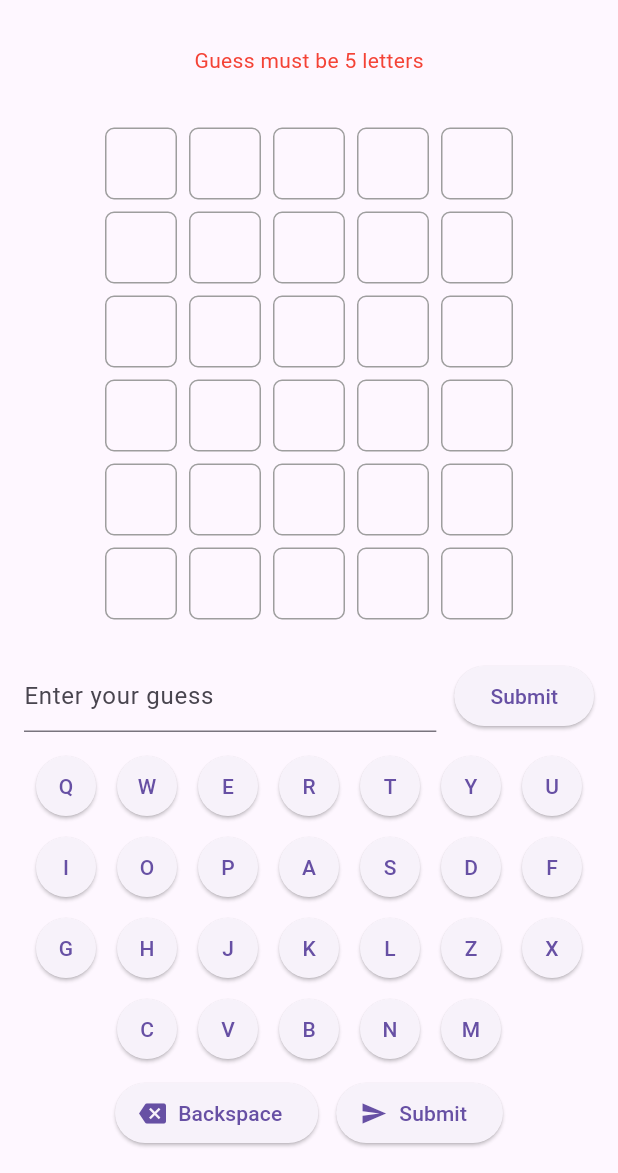
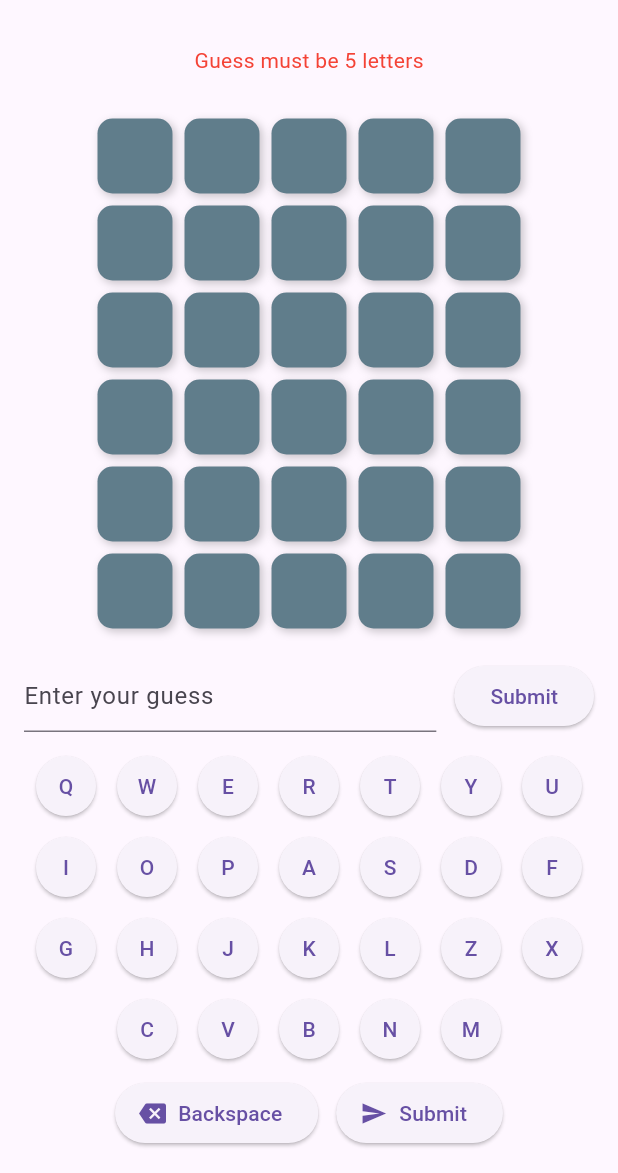
Before and after one commit to emtaylor1993/Wordle, a Flutter app: the PuzzleScreen screen opened by its route, after a tap on "Submit", on a phone screen of 412 x 824 dp, the part 63-1236 px from its top. Run offline on Flutter 3.47's test engine with Material 3 defaults, Android fonts, the phone set to English and light mode, and no system bars; our stand-ins replace flutter_dotenv, shared_preferences; accounts and stored records are empty; network calls fail.

Commit message:
+ Support for panel flipping.

```diff
--- a/wordle/lib/screens/puzzle_screen.dart
+++ b/wordle/lib/screens/puzzle_screen.dart
@@ -1,4 +1,5 @@
 import 'dart:convert';
+import 'dart:math';
 import 'dart:io' show Platform;
 import 'package:flutter/material.dart';
 import 'package:flutter_dotenv/flutter_dotenv.dart';
@@ -20,6 +21,7 @@ class _PuzzleScreenState extends State<PuzzleScreen> {
   bool _isSubmitting = false;
   bool _isSolved = false;
   bool _isFailed = false;
+  bool _isAnimating = false;
   String? _error;
 
 
@@ -85,6 +87,7 @@ class _PuzzleScreenState extends State<PuzzleScreen> {
 
     setState(() {
       _isSubmitting = true;
+      _isAnimating = true;
       _error = null;
     });
 
@@ -103,6 +106,8 @@ class _PuzzleScreenState extends State<PuzzleScreen> {
 
       if (res.statusCode == 200) {
         _guessController.clear();
+        await Future.delayed(const Duration(milliseconds: 50));
+        await Future.delayed(const Duration(milliseconds: 750));
         await _fetchPuzzle();
       } else {
         final errorMsg = jsonDecode(res.body)['error'];
@@ -111,7 +116,10 @@ class _PuzzleScreenState extends State<PuzzleScreen> {
     } catch (e) {
       setState(() => _error = "Network Error");
     } finally {
-      setState(() => _isSubmitting = false);
+      setState(() {
+        _isSubmitting = false;
+        _isAnimating = false;
+      });
     }
   }
 
@@ -201,21 +209,47 @@ class _PuzzleScreenState extends State<PuzzleScreen> {
                           color = Colors.blueGrey;
                       }
 
-                      return Container(
+                      return AnimatedSwitcher(
+                        duration: Duration(milliseconds: 300 + (i * 100)),
+                        transitionBuilder: (child, animation) {
+                          final rotateAnim = Tween(begin: pi, end: 0.0).animate(animation);
+                          return AnimatedBuilder(
+                            animation: rotateAnim,
+                            child: child,
+                            builder: (context, child) {
+                              final isUnderHalf = rotateAnim.value < pi / 2;
+                              return Transform(
+                                alignment: Alignment.center,
+                                transform: Matrix4.rotationX(rotateAnim.value),
+                                child: isUnderHalf ? child : const SizedBox.shrink(),
+                              );
+                            },
+                          );
+                        },
+                        child: Container(
+                          key: ValueKey("${entry['guess']}_${entry['feedback']?[i] ?? ''}_$i"), // Forces animation on change
+                          width: 50,
+                          height: 50,
                           margin: const EdgeInsets.all(4),
-                        width: 48,
-                        height: 48,
+                          decoration: BoxDecoration(
+                            color: color,
+                            borderRadius: BorderRadius.circular(10),
+                            boxShadow: [
+                              BoxShadow(
+                                color: Colors.black.withAlpha((0.2 * 255).toInt()),
+                                blurRadius: 4,
+                                offset: const Offset(2, 2),
+                              ),
+                            ],
+                          ),
                           alignment: Alignment.center,
-                        decoration: BoxDecoration(
-                          color: rowIndex < _guesses.length ? color : Colors.transparent,
-                          border: Border.all(color: Colors.grey),
-                          borderRadius: BorderRadius.circular(6),
-                        ),
                           child: Text(
                             letter,
                             style: const TextStyle(
-                            fontSize: 20,
+                              fontSize: 24,
                               fontWeight: FontWeight.bold,
+                              color: Colors.white,
+                            ),
                           ),
                         ),
                       );
@@ -239,7 +273,7 @@ class _PuzzleScreenState extends State<PuzzleScreen> {
                 ),
                 const SizedBox(width: 12),
                 ElevatedButton(
-                  onPressed: (_isLoading || _isSubmitting || _isSolved || _isFailed) ? null : _submitGuess,
+                  onPressed: (_isLoading || _isSubmitting || _isSolved || _isFailed || _isAnimating) ? null : _submitGuess,
                   child: _isSubmitting
                     ? const SizedBox(
                       width: 16,
```
Lines whose indentation alone changed are shown as unchanged.
